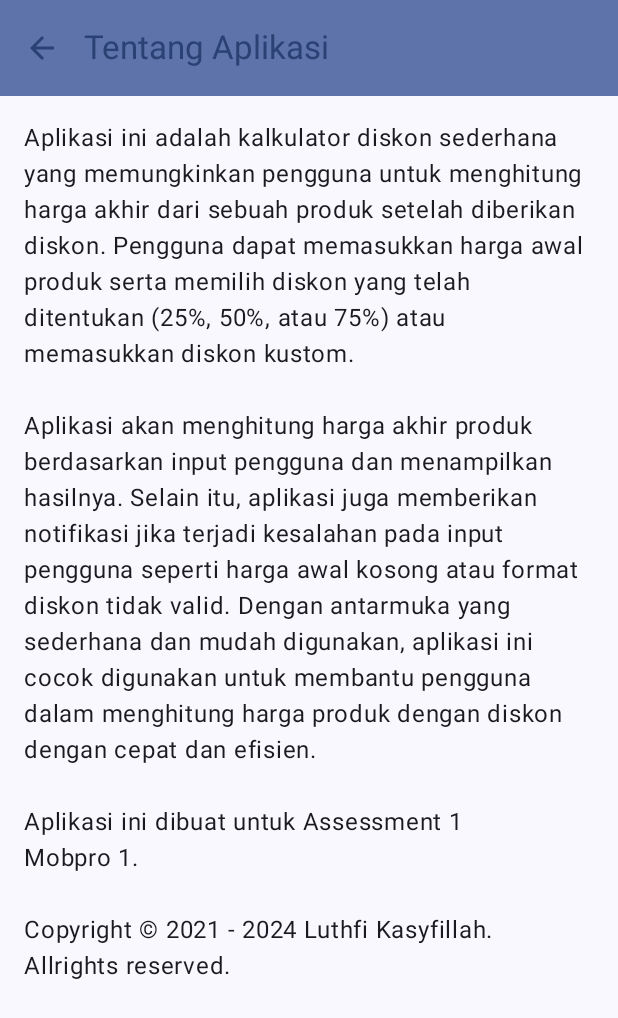
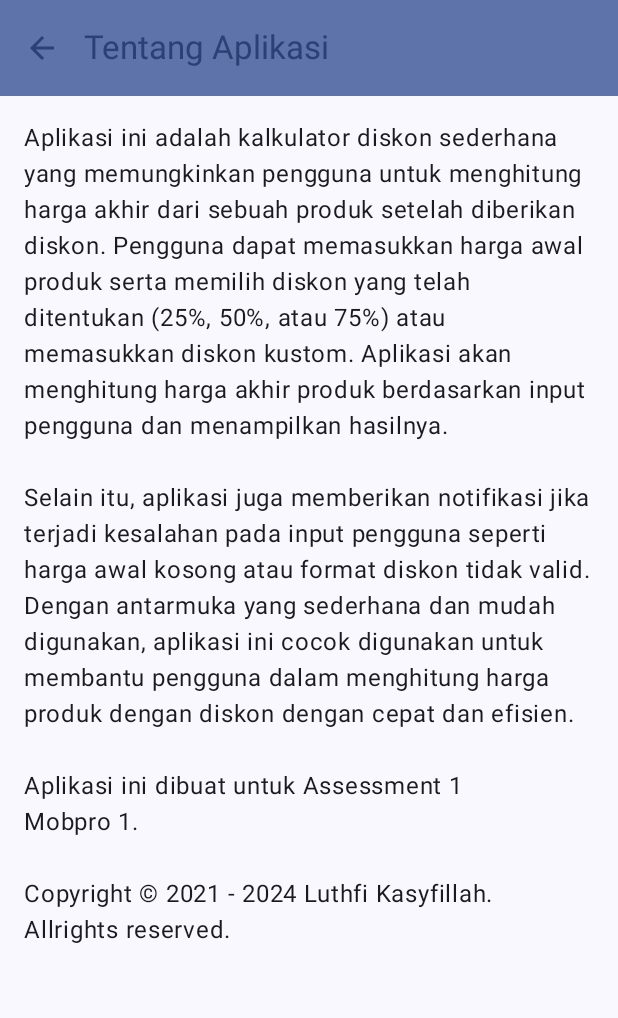
Before and after one commit to Luthfikasyfillah/Mini-Project-1, an Android app built with Jetpack Compose: the AboutScreen screen opened through its navigation route, on a phone screen of 412 x 824 dp. Shown: the top 1018 px of the screen. Run offline under Robolectric (Android 15) with nearby library versions, the phone set to English and light mode, and no system bars.

Commit message:
Assessment 1

```diff
--- a/app/src/main/java/org/d3if3063/miniproject1/ui/screen/MainScreen.kt
+++ b/app/src/main/java/org/d3if3063/miniproject1/ui/screen/MainScreen.kt
@@ -3,6 +3,7 @@ package org.d3if3063.miniproject1.ui.screen
 import android.content.Context
 import android.content.Intent
 import android.content.res.Configuration
+import android.widget.Toast
 import androidx.compose.foundation.border
 import androidx.compose.foundation.layout.*
 import androidx.compose.foundation.selection.selectable
@@ -42,6 +43,7 @@ import org.d3if3063.miniproject1.ui.theme.MiniProject1Theme
 import androidx.compose.foundation.Image
 import androidx.compose.foundation.rememberScrollState
 import androidx.compose.foundation.verticalScroll
+import androidx.compose.material.icons.filled.Settings
 import androidx.compose.runtime.Composable
 import androidx.compose.ui.res.painterResource
 
@@ -52,6 +54,8 @@ fun String.isNumeric(): Boolean {
 @OptIn(ExperimentalMaterial3Api::class)
 @Composable
 fun MainScreen(navController: NavHostController) {
+    val context = LocalContext.current
+
     Scaffold(
         topBar = {
             TopAppBar(
@@ -66,11 +70,24 @@ fun MainScreen(navController: NavHostController) {
                     IconButton(
                         onClick = {
                             navController.navigate(Screen.About.route)
-                        }) {
+                        }
+                    ) {
                         Icon(
                             imageVector = Icons.Outlined.Info,
                             contentDescription = stringResource(R.string.tentang_aplikasi),
-                            tint = MaterialTheme.colorScheme.primary)
+                            tint = MaterialTheme.colorScheme.primary
+                        )
+                    }
+                    IconButton(
+                        onClick = {
+                            Toast.makeText(context, R.string.belum_bisa, Toast.LENGTH_SHORT).show()
+                        }
+                    ) {
+                        Icon(
+                            imageVector = Icons.Filled.Settings,
+                            contentDescription = stringResource(R.string.pengaturan),
+                            tint = MaterialTheme.colorScheme.primary
+                        )
                     }
                 }
             )
@@ -177,7 +194,7 @@ fun ScreenContent(modifier: Modifier) {
         // Inputan harga akhir
         OutlinedTextField(
             value = hargaAkhir,
-            onValueChange = { /* Do nothing */ },
+            onValueChange = { },
             label = { Text(text = stringResource(R.string.harga_akhir)) },
             modifier = Modifier.fillMaxWidth()
         )
@@ -243,7 +260,7 @@ fun ScreenContent(modifier: Modifier) {
                 contentDescription = null,
                 modifier = Modifier
                     .padding(top = 16.dp)
-                    .size(100.dp) // Ubah ukuran gambar sesuai kebutuhan Anda
+                    .size(100.dp)
             )
 
             Button(
@@ -292,7 +309,6 @@ fun IconPicker(isError: Boolean, unit: String) {
     if (isError) {
         Icon(imageVector = Icons.Filled.Warning, contentDescription = null)
     } else {
-        // Placeholder untuk unit
         Text(unit)
     }
 }
--- a/app/src/main/res/values/strings.xml
+++ b/app/src/main/res/values/strings.xml
@@ -13,8 +13,8 @@
         yang memungkinkan pengguna untuk menghitung harga akhir dari sebuah
         produk setelah diberikan diskon. Pengguna dapat memasukkan harga awal
         produk serta memilih diskon yang telah ditentukan (25%, 50%, atau 75%)
-        atau memasukkan diskon kustom. \n\nAplikasi akan menghitung harga akhir
-        produk berdasarkan input pengguna dan menampilkan hasilnya. Selain itu,
+        atau memasukkan diskon kustom. Aplikasi akan menghitung harga akhir
+        produk berdasarkan input pengguna dan menampilkan hasilnya. \n\nSelain itu,
         aplikasi juga memberikan notifikasi jika terjadi kesalahan pada input
         pengguna seperti harga awal kosong atau format diskon tidak valid.
         Dengan antarmuka yang sederhana dan mudah digunakan, aplikasi ini cocok
@@ -25,4 +25,6 @@
     <string name="kembali">Kembali</string>
     <string name="bagikan">Bagikan</string>
     <string name="bagikan_template">Anda menghemat %1$s</string>
+    <string name="pengaturan">Pengaturan</string>
+    <string name="belum_bisa">Belum ada fitur pengaturan.</string>
 </resources>
```
Also changed, not shown: 2 other files.
